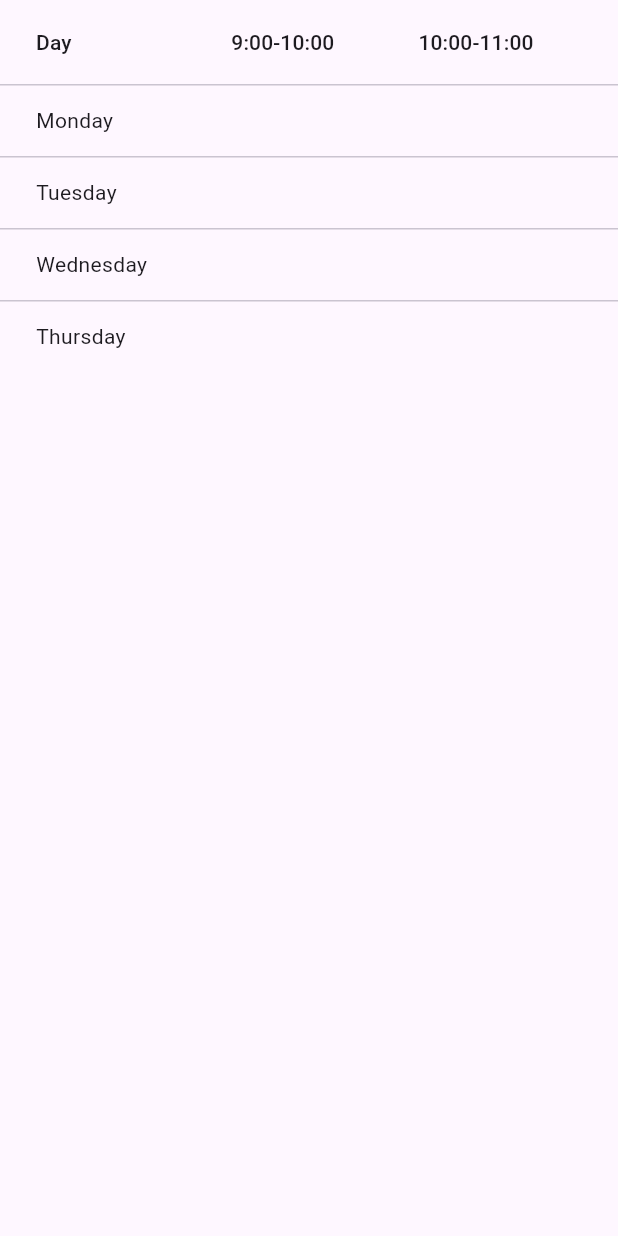
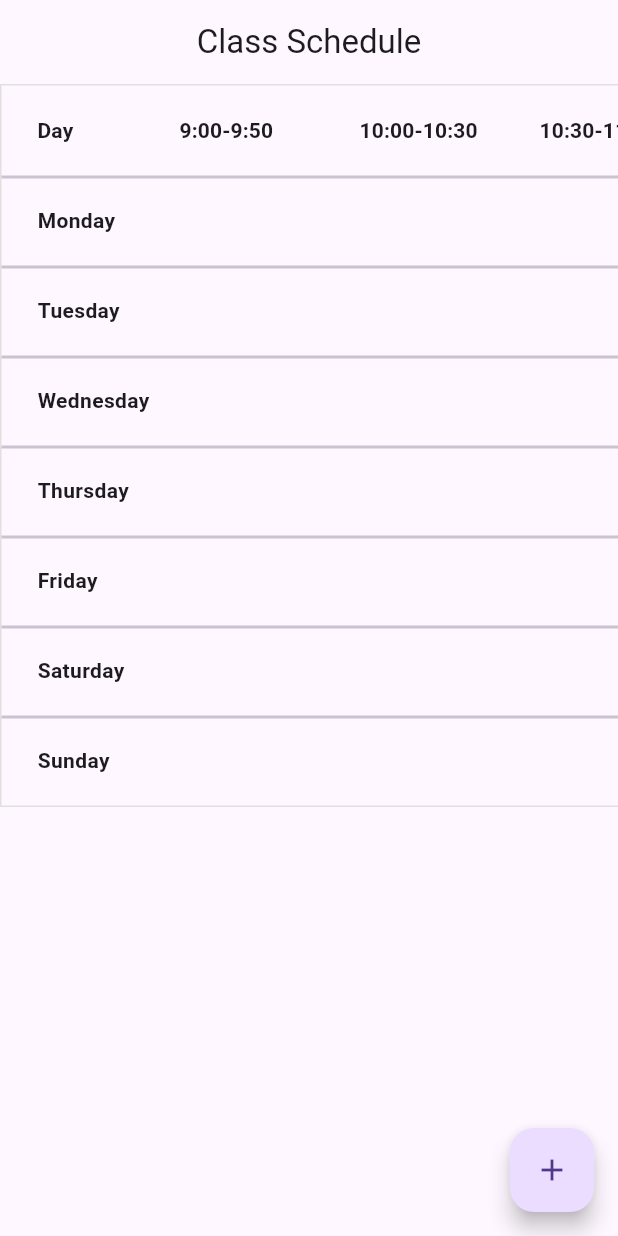
Before and after one commit to R4f4y04/schedule, a Flutter app: the screen it shows after launch, on a phone screen of 412 x 824 dp. Run offline on Flutter 3.47's test engine with Material 3 defaults, Android fonts, the phone set to English and light mode, and no system bars.

Commit message:
minor improvements added proper time slots and better formatting

```diff
--- a/lib/Home.dart
+++ b/lib/Home.dart
@@ -8,60 +8,105 @@ class Home extends StatefulWidget {
 }
 
 class _HomeState extends State<Home> {
+  List<String> timeSlots = [
+    '9:00-9:50',
+    '10:00-10:30',
+    '10:30-11:20',
+    '11:20-12:30',
+    '12:30-1:20',
+    '1:20-2:30',
+    '2:30-3:20',
+    '3:20-4:30',
+    '4:30-5:30',
+    '5:30-6:30'
+  ];
+
+  void addTimeSlot() {
+    setState(() {
+      String lastTime = timeSlots.last.split('-')[1];
+      String newStart = lastTime;
+      String newEnd =
+          "${int.parse(lastTime.split(':')[0]) + 1}:${lastTime.split(':')[1]}";
+      timeSlots.add('$newStart-$newEnd');
+    });
+  }
+
   @override
   Widget build(BuildContext context) {
     return Scaffold(
-      body: SafeArea(child: Table()),
+      appBar: AppBar(
+        title: const Text('Class Schedule'),
+        centerTitle: true,
+      ),
+      body: SafeArea(
+        child: TimeTable(timeSlots: timeSlots),
+      ),
+      floatingActionButton: FloatingActionButton(
+        onPressed: addTimeSlot,
+        child: const Icon(Icons.add),
+      ),
     );
   }
 }
 
-class Table extends StatelessWidget {
-  const Table({super.key});
+class TimeTable extends StatelessWidget {
+  final List<String> timeSlots;
+
+  const TimeTable({super.key, required this.timeSlots});
 
   @override
   Widget build(BuildContext context) {
     return SingleChildScrollView(
       scrollDirection: Axis.horizontal,
-      child: DataTable(
-        columns: const [
-          DataColumn(label: Text('Day')),
-          DataColumn(label: Text('9:00-10:00')),
-          DataColumn(label: Text('10:00-11:00')),
-          DataColumn(label: Text('11:00-12:00')),
-          DataColumn(label: Text('12:00-1:00')),
-        ],
-        rows: const [
-          DataRow(cells: [
-            DataCell(Text('Monday')),
-            DataCell(Text('')),
-            DataCell(Text('')),
-            DataCell(Text('')),
-            DataCell(Text('')),
-          ]),
-          DataRow(cells: [
-            DataCell(Text('Tuesday')),
-            DataCell(Text('')),
-            DataCell(Text('')),
-            DataCell(Text('')),
-            DataCell(Text('')),
-          ]),
-          DataRow(cells: [
-            DataCell(Text('Wednesday')),
-            DataCell(Text('')),
-            DataCell(Text('')),
-            DataCell(Text('')),
-            DataCell(Text('')),
-          ]),
-          DataRow(cells: [
-            DataCell(Text('Thursday')),
-            DataCell(Text('')),
-            DataCell(Text('')),
-            DataCell(Text('')),
-            DataCell(Text('')),
-          ]),
-        ],
+      child: SingleChildScrollView(
+        scrollDirection: Axis.vertical,
+        child: DataTable(
+          decoration: BoxDecoration(
+            border: Border.all(color: Colors.grey.shade300),
+          ),
+          dividerThickness: 2,
+          columnSpacing: 20,
+          headingRowHeight: 60,
+          dataRowHeight: 60,
+          columns: [
+            const DataColumn(
+              label: Text('Day', style: TextStyle(fontWeight: FontWeight.bold)),
+            ),
+            ...timeSlots
+                .map((slot) => DataColumn(
+                      label: Text(slot,
+                          style: const TextStyle(fontWeight: FontWeight.bold)),
+                    ))
+                .toList(),
+          ],
+          rows: [
+            _buildDataRow('Monday'),
+            _buildDataRow('Tuesday'),
+            _buildDataRow('Wednesday'),
+            _buildDataRow('Thursday'),
+            _buildDataRow('Friday'),
+            _buildDataRow('Saturday'),
+            _buildDataRow('Sunday'),
+          ],
+        ),
       ),
     );
   }
+
+  DataRow _buildDataRow(String day) {
+    return DataRow(
+      cells: [
+        DataCell(
+            Text(day, style: const TextStyle(fontWeight: FontWeight.bold))),
+        ...timeSlots
+            .map((slot) => const DataCell(
+                  SizedBox(
+                    width: 100,
+                    child: Text(''),
+                  ),
+                ))
+            .toList(),
+      ],
+    );
+  }
 }
```
